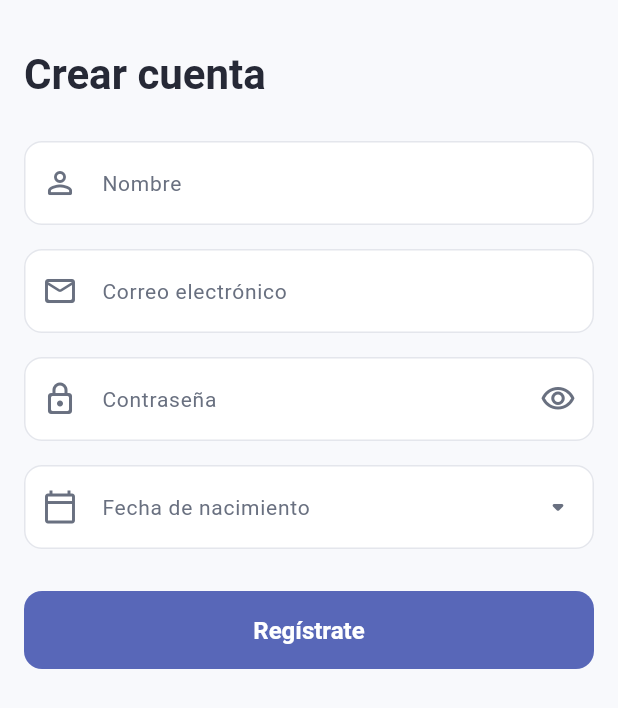
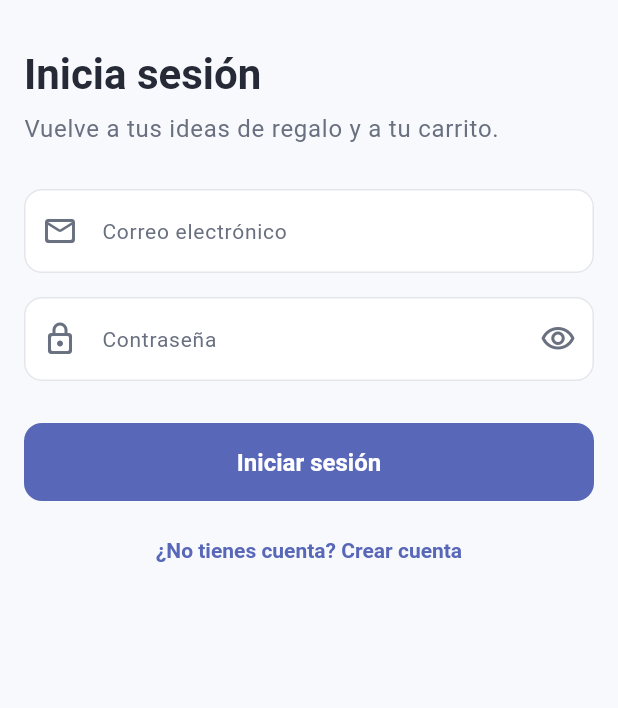
Before and after one commit to AndresRafLopMaz/pdm2026d-equipo-05-giftify, a Flutter app: the screen it shows after launch, on a phone screen of 412 x 824 dp. Shown: the top 708 px of the screen. Run offline on Flutter 3.47's test engine with Material 3 defaults, Android fonts, the phone set to English and light mode, and no system bars; our stand-ins replace flutter_riverpod, shared_preferences, sqflite; missing offline and left inert: cryptography; accounts and stored records are empty.

Commit message:
feat: integrar login registro y cierre de sesion

```diff
--- a/giftify/lib/app/app_router.dart
+++ b/giftify/lib/app/app_router.dart
@@ -1,7 +1,6 @@
 import 'package:flutter/material.dart';
 
 import '../features/addresses/screens/address_list_screen.dart';
-import '../features/auth/screens/register_screen.dart';
 import '../features/cart/screens/cart_screen.dart';
 import '../features/cart/screens/checkout_screen.dart';
 import '../features/products/screens/product_detail_screen.dart';
@@ -10,7 +9,7 @@ import '../features/search/screens/gift_search_screen.dart';
 import '../shared/models/cart_item.dart';
 import '../shared/models/gift_product.dart';
 import '../shared/models/gift_search_criteria.dart';
-import 'main_shell.dart';
+import 'auth_gate.dart';
 
 /// Nombres centralizados de las rutas de Giftify.
 ///
@@ -18,6 +17,7 @@ import 'main_shell.dart';
 /// manualmente rutas como "/cart" o "/products".
 abstract final class AppRoutes {
   static const String root = '/';
+  static const String login = '/login';
   static const String register = '/register';
   static const String home = '/home';
   static const String search = '/search';
@@ -36,11 +36,22 @@ abstract final class AppRouter {
   static Route<dynamic> onGenerateRoute(RouteSettings settings) {
     switch (settings.name) {
       case AppRoutes.root:
-      case AppRoutes.register:
-        return _buildRoute(settings, const RegisterScreen());
+        return _buildRoute(settings, const AuthGate());
 
       case AppRoutes.home:
-        return _buildRoute(settings, const MainShell());
+        return _buildRoute(settings, const AuthGate());
+
+      case AppRoutes.login:
+        return _buildRoute(
+          settings,
+          const AuthGate(initialView: AuthView.login),
+        );
+
+      case AppRoutes.register:
+        return _buildRoute(
+          settings,
+          const AuthGate(initialView: AuthView.register),
+        );
 
       case AppRoutes.search:
         return _buildRoute(settings, const GiftSearchScreen());
--- /dev/null
+++ b/giftify/lib/app/auth_gate.dart
@@ -0,0 +1,160 @@
+import 'package:flutter/material.dart';
+import 'package:flutter_riverpod/flutter_riverpod.dart';
+
+import '../features/auth/providers/auth_controller.dart';
+import '../features/auth/screens/login_screen.dart';
+import '../features/auth/screens/register_screen.dart';
+import 'main_shell.dart';
+
+enum AuthView { login, register }
+
+class AuthGate extends ConsumerStatefulWidget {
+  const AuthGate({super.key, this.initialView = AuthView.login});
+
+  final AuthView initialView;
+
+  @override
+  ConsumerState<AuthGate> createState() => _AuthGateState();
+}
+
+class _AuthGateState extends ConsumerState<AuthGate> {
+  late AuthView _view;
+
+  @override
+  void initState() {
+    super.initState();
+    _view = widget.initialView;
+  }
+
+  @override
+  Widget build(BuildContext context) {
+    final auth = ref.watch(authControllerProvider);
+
+    ref.listen(authControllerProvider, (previous, next) {
+      final wasAuthenticated = previous?.value != null;
+      final isUnauthenticated = next.value == null && !next.isLoading;
+      if (wasAuthenticated && isUnauthenticated && _view != AuthView.login) {
+        setState(() {
+          _view = AuthView.login;
+        });
+      }
+    });
+
+    return auth.when(
+      loading: () => const _AuthLoadingScreen(),
+      error: (_, _) => _AuthErrorScreen(
+        onRetry: () => ref.invalidate(authControllerProvider),
+      ),
+      data: (user) {
+        if (user != null) {
+          return const MainShell();
+        }
+
+        return _AuthFlow(
+          view: _view,
+          onLogin: () {
+            setState(() {
+              _view = AuthView.login;
+            });
+          },
+          onRegister: () {
+            setState(() {
+              _view = AuthView.register;
+            });
+          },
+        );
+      },
+    );
+  }
+}
+
+class _AuthFlow extends StatelessWidget {
+  const _AuthFlow({
+    required this.view,
+    required this.onLogin,
+    required this.onRegister,
+  });
+
+  final AuthView view;
+  final VoidCallback onLogin;
+  final VoidCallback onRegister;
+
+  @override
+  Widget build(BuildContext context) {
+    return switch (view) {
+      AuthView.login => LoginScreen(onCreateAccount: onRegister),
+      AuthView.register => RegisterScreen(onLogin: onLogin),
+    };
+  }
+}
+
+class _AuthLoadingScreen extends StatelessWidget {
+  const _AuthLoadingScreen();
+
+  @override
+  Widget build(BuildContext context) {
+    return const Scaffold(
+      body: SafeArea(
+        child: Center(
+          child: CircularProgressIndicator(
+            key: ValueKey('auth-loading-indicator'),
+          ),
+        ),
+      ),
+    );
+  }
+}
+
+class _AuthErrorScreen extends StatelessWidget {
+  const _AuthErrorScreen({required this.onRetry});
+
+  final VoidCallback onRetry;
+
+  @override
+  Widget build(BuildContext context) {
+    final theme = Theme.of(context);
+
+    return Scaffold(
+      body: SafeArea(
+        child: Center(
+          child: ConstrainedBox(
+            constraints: const BoxConstraints(maxWidth: 420),
+            child: Padding(
+              padding: const EdgeInsets.all(24),
+              child: Column(
+                mainAxisSize: MainAxisSize.min,
+                children: [
+                  Icon(
+                    Icons.lock_reset_rounded,
+                    size: 48,
+                    color: theme.colorScheme.primary,
+                  ),
+                  const SizedBox(height: 16),
+                  Text(
+                    'No pudimos restaurar tu sesión.',
+                    textAlign: TextAlign.center,
+                    style: theme.textTheme.titleLarge,
+                  ),
+                  const SizedBox(height: 8),
+                  Text(
+                    'Intenta nuevamente para continuar.',
+                    textAlign: TextAlign.center,
+                    style: theme.textTheme.bodyMedium?.copyWith(
+                      color: theme.colorScheme.onSurfaceVariant,
+                    ),
+                  ),
+                  const SizedBox(height: 24),
+                  FilledButton(
+                    key: const ValueKey('auth-retry-button'),
+                    onPressed: onRetry,
+                    child: const Text('Reintentar'),
+                  ),
+                ],
+              ),
+            ),
+          ),
+        ),
+      ),
+    );
+  }
+}
--- /dev/null
+++ b/giftify/lib/features/auth/screens/login_screen.dart
@@ -0,0 +1,225 @@
+import 'package:flutter/material.dart';
+import 'package:flutter_riverpod/flutter_riverpod.dart';
+
+import '../models/auth_exceptions.dart';
+import '../providers/auth_controller.dart';
+
+class LoginScreen extends ConsumerStatefulWidget {
+  const LoginScreen({super.key, required this.onCreateAccount});
+
+  final VoidCallback onCreateAccount;
+
+  @override
+  ConsumerState<LoginScreen> createState() => _LoginScreenState();
+}
+
+class _LoginScreenState extends ConsumerState<LoginScreen> {
+  final GlobalKey<FormState> _formKey = GlobalKey<FormState>();
+  final TextEditingController _emailController = TextEditingController();
+  final TextEditingController _passwordController = TextEditingController();
+
+  static final RegExp _emailRegExp = RegExp(r'^[\w.+-]+@[\w-]+(\.[\w-]+)+$');
+
+  bool _obscurePassword = true;
+  bool _isSubmitting = false;
+  String? _errorMessage;
+
+  @override
+  void dispose() {
+    _emailController.dispose();
+    _passwordController.dispose();
+    super.dispose();
+  }
+
+  String? _validateEmail(String? value) {
+    final email = value?.trim() ?? '';
+    if (email.isEmpty) {
+      return 'Ingresa tu correo electrónico.';
+    }
+    if (!_emailRegExp.hasMatch(email)) {
+      return 'Ingresa un correo válido.';
+    }
+    return null;
+  }
+
+  String? _validatePassword(String? value) {
+    if (value == null || value.isEmpty) {
+      return 'Ingresa tu contraseña.';
+    }
+    return null;
+  }
+
+  Future<void> _submit() async {
+    if (_isSubmitting) {
+      return;
+    }
+
+    final form = _formKey.currentState;
+    if (form == null || !form.validate()) {
+      return;
+    }
+
+    FocusScope.of(context).unfocus();
+    setState(() {
+      _isSubmitting = true;
+      _errorMessage = null;
+    });
+
+    try {
+      await ref
+          .read(authControllerProvider.notifier)
+          .login(
+            email: _emailController.text,
+            password: _passwordController.text,
+          );
+    } on InvalidCredentialsException {
+      _showError('Correo o contraseña incorrectos.');
+    } on AuthStorageException {
+      _showError('No pudimos iniciar sesión. Intenta nuevamente.');
+    } on AuthException catch (error) {
+      _showError(error.message);
+    } catch (_) {
+      _showError('No pudimos iniciar sesión. Intenta nuevamente.');
+    } finally {
+      if (mounted) {
+        setState(() {
+          _isSubmitting = false;
+        });
+      }
+    }
+  }
+
+  void _showError(String message) {
+    if (!mounted) {
+      return;
+    }
+    setState(() {
+      _errorMessage = message;
+    });
+  }
+
+  @override
+  Widget build(BuildContext context) {
+    final theme = Theme.of(context);
+    final colors = theme.colorScheme;
+    final width = MediaQuery.sizeOf(context).width;
+    final horizontalPadding = width >= 600 ? 24.0 : 16.0;
+
+    return Scaffold(
+      body: SafeArea(
+        child: SingleChildScrollView(
+          padding: EdgeInsets.fromLTRB(
+            horizontalPadding,
+            32,
+            horizontalPadding,
+            32,
+          ),
+          child: Center(
+            child: ConstrainedBox(
+              constraints: const BoxConstraints(maxWidth: 560),
+              child: Form(
+                key: _formKey,
+                child: AutofillGroup(
+                  child: Column(
+                    crossAxisAlignment: CrossAxisAlignment.stretch,
+                    children: [
+                      Text(
+                        'Inicia sesión',
+                        style: theme.textTheme.displaySmall?.copyWith(
+                          color: colors.onSurface,
+                        ),
+                      ),
+                      const SizedBox(height: 8),
+                      Text(
+                        'Vuelve a tus ideas de regalo y a tu carrito.',
+                        style: theme.textTheme.bodyLarge?.copyWith(
+                          color: colors.onSurfaceVariant,
+                        ),
+                      ),
+                      const SizedBox(height: 28),
+                      TextFormField(
+                        key: const ValueKey('login-email'),
+                        controller: _emailController,
+                        keyboardType: TextInputType.emailAddress,
+                        textInputAction: TextInputAction.next,
+                        autocorrect: false,
+                        autofillHints: const [AutofillHints.username],
+                        validator: _validateEmail,
+                        decoration: const InputDecoration(
+                          labelText: 'Correo electrónico',
+                          prefixIcon: Icon(Icons.mail_outline_rounded),
+                        ),
+                      ),
+                      const SizedBox(height: 16),
+                      TextFormField(
+                        key: const ValueKey('login-password'),
+                        controller: _passwordController,
+                        obscureText: _obscurePassword,
+                        textInputAction: TextInputAction.done,
+                        autofillHints: const [AutofillHints.password],
+                        validator: _validatePassword,
+                        onFieldSubmitted: (_) => _submit(),
+                        decoration: InputDecoration(
+                          labelText: 'Contraseña',
+                          prefixIcon: const Icon(Icons.lock_outline_rounded),
+                          suffixIcon: IconButton(
+                            onPressed: () {
+                              setState(() {
+                                _obscurePassword = !_obscurePassword;
+                              });
+                            },
+                            tooltip: _obscurePassword
+                                ? 'Mostrar contraseña'
+                                : 'Ocultar contraseña',
+                            icon: Icon(
+                              _obscurePassword
+                                  ? Icons.visibility_outlined
+                                  : Icons.visibility_off_outlined,
+                            ),
+                          ),
+                        ),
+                      ),
+                      if (_errorMessage != null) ...[
+                        const SizedBox(height: 12),
+                        Text(
+                          _errorMessage!,
+                          key: const ValueKey('login-error'),
+                          style: theme.textTheme.bodyMedium?.copyWith(
+                            color: colors.error,
+                          ),
+                        ),
+                      ],
+                      const SizedBox(height: 28),
+                      FilledButton(
+                        key: const ValueKey('login-submit'),
+                        onPressed: _isSubmitting ? null : _submit,
+                        child: _isSubmitting
+                            ? SizedBox(
+                                width: 20,
+                                height: 20,
+                                child: CircularProgressIndicator(
+                                  strokeWidth: 2,
+                                  color: colors.primary,
+                                ),
+                              )
+                            : const Text('Iniciar sesión'),
+                      ),
+                      const SizedBox(height: 8),
+                      TextButton(
+                        key: const ValueKey('login-create-account'),
+                        onPressed: _isSubmitting
+                            ? null
+                            : widget.onCreateAccount,
+                        child: const Text('¿No tienes cuenta? Crear cuenta'),
+                      ),
+                    ],
+                  ),
+                ),
+              ),
+            ),
+          ),
+        ),
+      ),
+    );
+  }
+}
--- a/giftify/lib/shared/models/user_profile.dart
+++ /dev/null
@@ -1,21 +0,0 @@
-import 'delivery_address.dart';
-
-/// Información general del usuario de Giftify.
-///
-/// Las credenciales de autenticación no forman parte de este modelo.
-class UserProfile {
-  const UserProfile({
-    required this.id,
-    required this.name,
-    required this.email,
-    required this.birthDate,
-    this.addresses = const [],
-  });
-
-  final String id;
-  final String name;
-  final String email;
-  final DateTime birthDate;
-
-  final List<DeliveryAddress> addresses;
-}
```
Also changed, not shown: giftify/lib/features/auth/screens/register_screen.dart (+120 -118 lines), giftify/lib/features/home/screens/home_screen.dart (+32 -2 lines), 7 other files.
